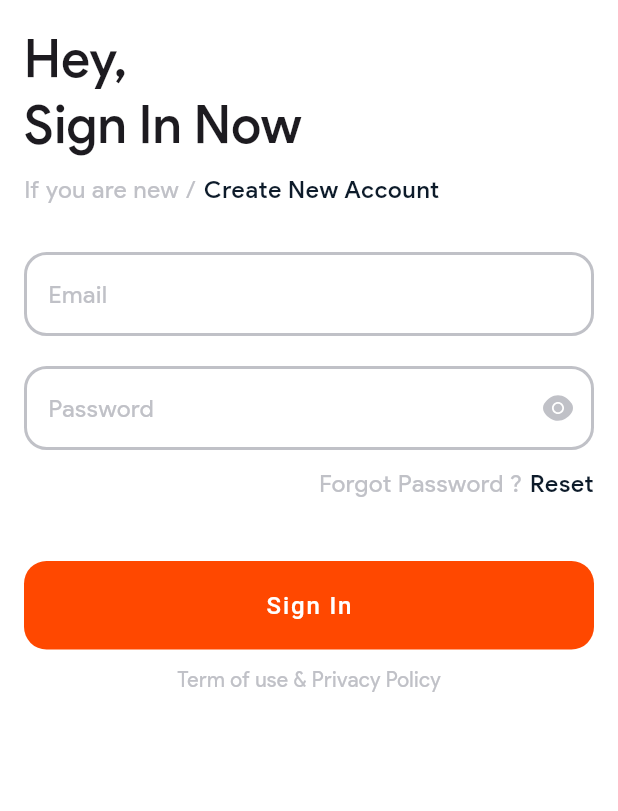
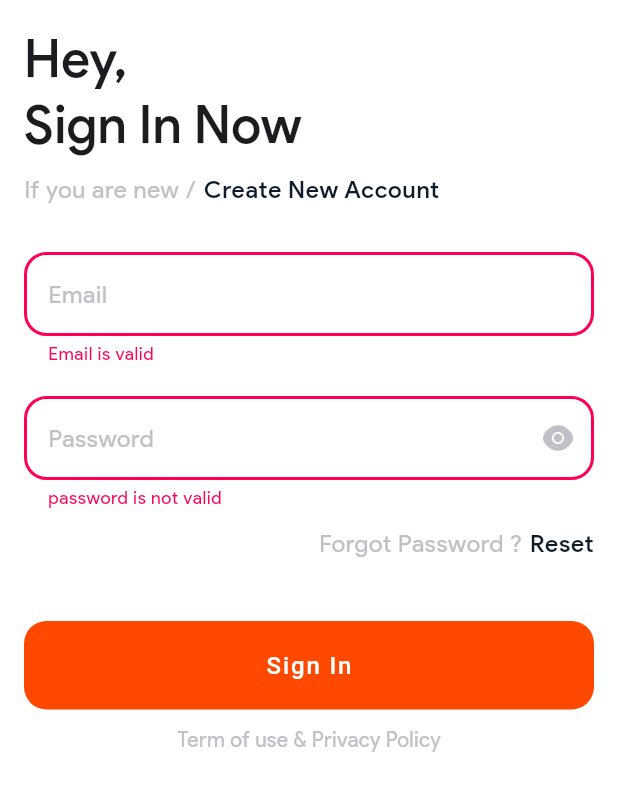
Before and after one commit to celvineadiputra-dev/cRestaurant_flutter_fundamental_submission, a Flutter app: the SignInScreen screen opened by its route, after a tap on "Sign In", on a phone screen of 412 x 824 dp, the part 84-895 px from its top. Run offline on Flutter 3.47's test engine with Material 2 defaults, Android fonts, the phone set to English and light mode, and no system bars; our stand-ins replace flutter_svg, page_transition.

Commit message:
fix ui dan app bar

```diff
--- a/lib/app/signin/signin_screen.dart
+++ b/lib/app/signin/signin_screen.dart
@@ -1,8 +1,11 @@
+import 'package:crestaurant2/app/main/main_screen.dart';
 import 'package:crestaurant2/app/onboarding/onboarding_screen.dart';
 import 'package:crestaurant2/app/signup/signup_screen.dart';
 import 'package:crestaurant2/app/widgets/button_widget.dart';
+import 'package:crestaurant2/app/widgets/custom_snack_bar_widget.dart';
 import 'package:crestaurant2/app/widgets/password_form_field_widget.dart';
 import 'package:crestaurant2/app/widgets/text_form_field_widget.dart';
+import 'package:crestaurant2/services/auth_service.dart';
 import 'package:crestaurant2/utils/input_validation_util.dart';
 import 'package:crestaurant2/values/Colors.dart';
 import 'package:crestaurant2/values/Icons.dart';
@@ -124,6 +127,8 @@ class _FormSignInState extends State<FormSignIn> with InputValidationUtil {
   final emailController = TextEditingController(text: "");
   final passwordController = TextEditingController(text: "");
 
+  late bool isLoading = false;
+
   @override
   void dispose() {
     emailController.dispose();
@@ -183,15 +188,63 @@ class _FormSignInState extends State<FormSignIn> with InputValidationUtil {
                 style: Theme.of(context)
                     .textTheme
                     .bodyText1
-                    ?.copyWith(
-                    color: dark, fontWeight: FontWeight.w500),
+                    ?.copyWith(color: dark, fontWeight: FontWeight.w500),
               )
             ],
           ),
           const SizedBox(
             height: 40,
           ),
-          ButtonWidget(onPress: (){}, label: "Sign In"),
+          ButtonWidget(
+            onPress: () {
+              if (_formKey.currentState!.validate()) {
+                try {
+                  setState(() {
+                    isLoading = true;
+                  });
+                  AuthService()
+                      .login(context, emailController.text,
+                          passwordController.text)
+                      .then((value) {
+                    if (value) {
+                      setState(() {
+                        isLoading = false;
+                      });
+                      Navigator.pushReplacementNamed(context, '/main');
+                    } else {
+                      setState(() {
+                        isLoading = false;
+                      });
+                      ScaffoldMessenger.of(context).showSnackBar(
+                        const SnackBar(
+                          backgroundColor: Colors.transparent,
+                          content: CustomSnackBarContentWidget(
+                            type: "error",
+                            label: "Email or password doesn't match",
+                          ),
+                        ),
+                      );
+                    }
+                  });
+                } catch (e) {
+                  setState(() {
+                    isLoading = false;
+                  });
+                  ScaffoldMessenger.of(context).showSnackBar(
+                    const SnackBar(
+                      backgroundColor: Colors.transparent,
+                      content: CustomSnackBarContentWidget(
+                        type: "error",
+                        label: "Error Code",
+                      ),
+                    ),
+                  );
+                }
+              }
+            },
+            label: "Sign In",
+            isLoading: isLoading,
+          ),
           const SizedBox(
             height: 10,
           ),
--- a/lib/app/widgets/button_widget.dart
+++ b/lib/app/widgets/button_widget.dart
@@ -27,7 +27,15 @@ class ButtonWidget extends StatelessWidget {
           backgroundColor: bgColor,
           padding: EdgeInsets.symmetric(vertical: verticalPadding),
         ),
-        child: Text(label),
+        child: isLoading
+            ? const SizedBox(
+                width: 16,
+                height: 16,
+                child: CircularProgressIndicator(
+                  color: Colors.white,
+                ),
+              )
+            : Text(label),
       ),
     );
   }
--- /dev/null
+++ b/lib/models/auth_model.dart
@@ -0,0 +1,26 @@
+import 'dart:convert';
+
+AuthModel authModelFromJson(String str) => AuthModel.fromJson(json.decode(str));
+
+String authModelToJson(AuthModel data) => json.encode(data.toJson());
+
+class AuthModel {
+  AuthModel(
+      {required this.userName, required this.email, required this.password});
+
+  final String userName;
+  final String email;
+  final String password;
+
+  factory AuthModel.fromJson(Map<String, dynamic> json) => AuthModel(
+        userName: json["userName"],
+        email: json["email"],
+        password: json["password"],
+      );
+
+  Map<String, dynamic> toJson() => {
+        "userName": userName,
+        "email": email,
+        "password": password,
+      };
+}
--- /dev/null
+++ b/lib/services/auth_service.dart
@@ -0,0 +1,24 @@
+import 'dart:convert';
+
+import 'package:crestaurant2/models/auth_model.dart';
+import 'package:flutter/cupertino.dart';
+
+class AuthService {
+  Future<bool> login(BuildContext context, String email,
+      String password) async {
+    try {
+      final String response = await DefaultAssetBundle.of(context)
+          .loadString("assets/data/local_auth.json");
+
+      return Future.delayed(const Duration(seconds: 2), () {
+        final data = json.decode(response);
+
+        AuthModel authModel = AuthModel.fromJson(data);
+
+        return authModel.email == email && authModel.password == password;
+      });
+    } catch (e) {
+      throw Exception(e);
+    }
+  }
+}
--- a/lib/values/icons.dart
+++ b/lib/values/icons.dart
@@ -12,4 +12,6 @@ const fastFood = 'assets/icons/fastFood.svg';
 const dietFood = 'assets/icons/dietFood.svg';
 const utensils = 'assets/icons/utensils.svg';
 const star = 'assets/icons/star.svg';
+const user = 'assets/icons/user.svg';
 const love = 'assets/icons/love.svg';
+const focus = 'assets/images/interaction_design_amico.svg';
--- a/pubspec.yaml
+++ b/pubspec.yaml
@@ -28,6 +28,8 @@ flutter:
   assets:
     - assets/data/
     - assets/icons/
+    - assets/data/
+    - assets/images/
   fonts:
     - family: GoogleSans
       fonts:
```
Also changed, not shown: lib/app/commingsoon/coming_soon_screen.dart (added, +36 -0 lines), lib/app/home/home_screen.dart (added, +82 -0 lines), lib/app/main/main_screen.dart (added, +142 -0 lines), lib/app/widgets/custom_snack_bar_widget.dart (added, +44 -0 lines), lib/main.dart (+30 -8 lines), assets/images/interaction_design_amico.svg (added).
